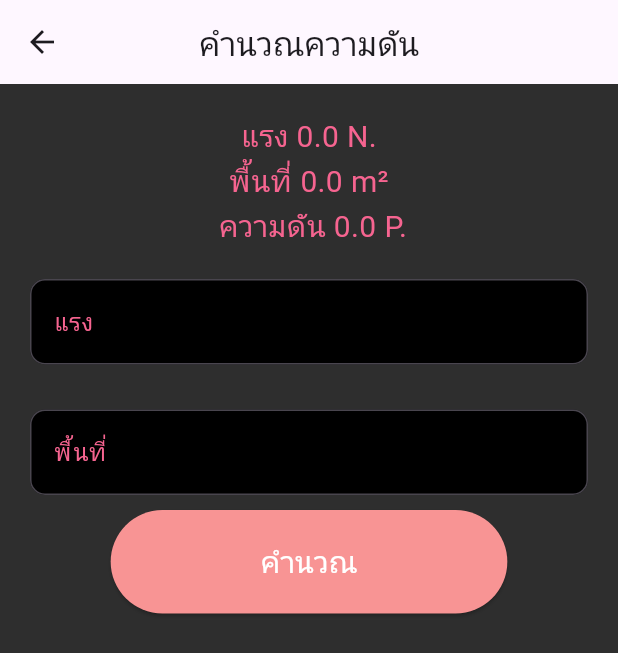
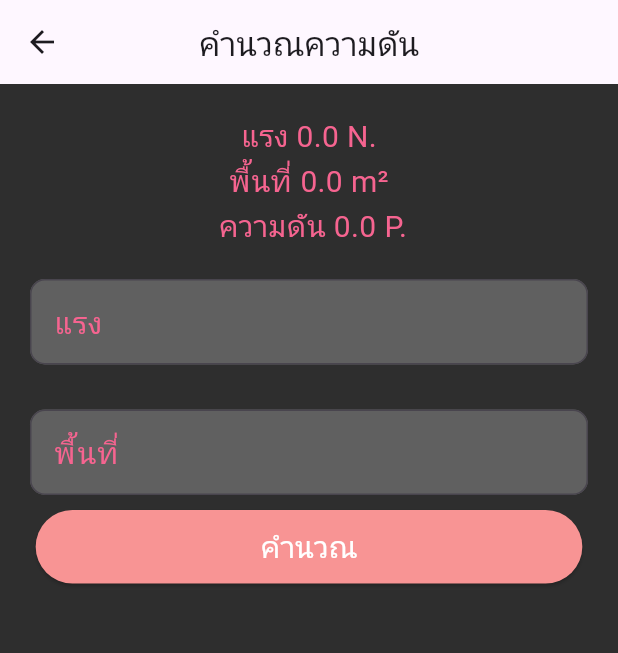
Before and after one commit to imgswins999/w2-nonlanee, a Flutter app: the Pressure screen opened by its route, on a phone screen of 412 x 824 dp. Shown: the top 653 px of the screen. Run offline on Flutter 3.47's test engine with Material 3 defaults, Android fonts, the phone set to English and light mode, and no system bars; network calls fail.

Commit message:
Update_5_01_2026_2

```diff
--- a/lib/pressure.dart
+++ b/lib/pressure.dart
@@ -24,18 +24,18 @@ class PressureState extends State<Pressure> {
 
   final InputDecoration _textFieldStyle = InputDecoration(
     filled: true,
-    fillColor: const Color.fromARGB(255, 0, 0, 0),
+    fillColor: const Color(0xFF606060),
     border: OutlineInputBorder(borderRadius: BorderRadius.circular(10)),
 
     labelStyle: TextStyle(
       color: const Color.fromARGB(255, 246, 100, 144),
-      fontSize: 16,
+      fontSize: 20,
     ),
 
     floatingLabelStyle: TextStyle(
       color: const Color.fromARGB(255, 246, 100, 144),
       fontWeight: FontWeight.bold,
-      fontSize: 18,
+      fontSize: 20,
     ),
   );
 
@@ -107,8 +107,8 @@ class PressureState extends State<Pressure> {
             style: ElevatedButton.styleFrom(
               backgroundColor: const Color.fromARGB(255, 248, 148, 148),
               padding: const EdgeInsets.symmetric(
-                horizontal: 100,
-                vertical: 20,
+                horizontal: 150,
+                vertical: 10,
               ),
             ),
             child: Text('คำนวณ', style: TextStyle(color: Colors.white,fontSize: 20)),
```
Also changed, not shown: lib/rectangle.dart (+5 -5 lines).
